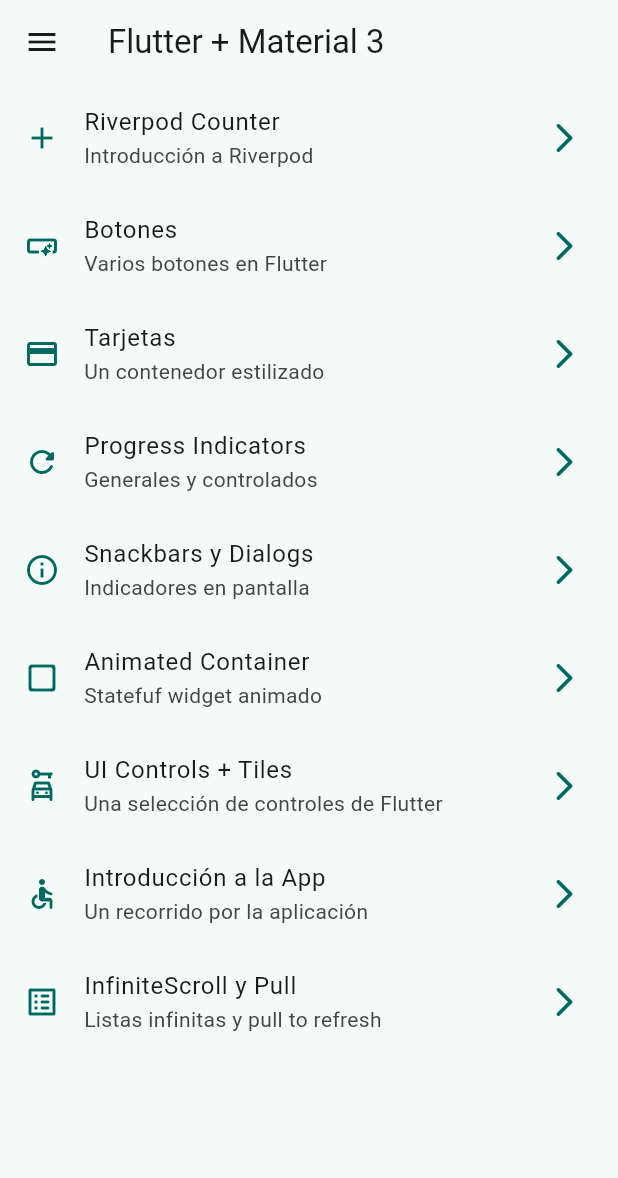
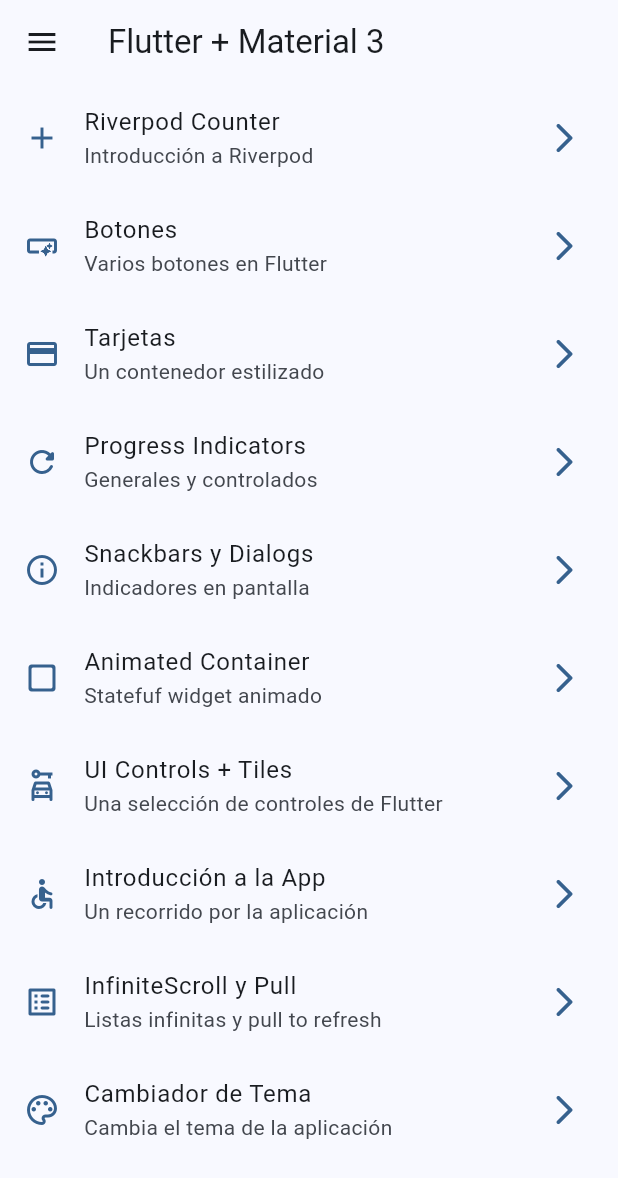
Before and after one commit to Russellnahuidev/widgets-app, a Flutter app: the screen it shows after launch, on a phone screen of 412 x 824 dp. Shown: the top 1178 px of the screen. Run offline on Flutter 3.47's test engine with Material 3 defaults, Android fonts, the phone set to English and light mode, and no system bars; our stand-ins replace animate_do, flutter_riverpod, go_router.

Commit message:
pantalla para cambiar colores y seleccionarlo implementado

```diff
--- a/lib/config/menu/menu_items.dart
+++ b/lib/config/menu/menu_items.dart
@@ -70,4 +70,10 @@ const appMenuItems = <MenuItems>[
     link: '/infinite',
     icon: Icons.list_alt_rounded,
   ),
+  MenuItems(
+    title: 'Cambiador de Tema',
+    subTitle: 'Cambia el tema de la aplicación',
+    link: '/theme-changer',
+    icon: Icons.color_lens_outlined,
+  ),
 ];
--- a/lib/config/router/app_router.dart
+++ b/lib/config/router/app_router.dart
@@ -54,5 +54,10 @@ final appRouter = GoRouter(
       name: CounterScreen.name,
       builder: (context, state) => const CounterScreen(),
     ),
+    GoRoute(
+      path: '/theme-changer',
+      name: ThemeChangerScreen.name,
+      builder: (context, state) => const ThemeChangerScreen(),
+    ),
   ],
 );
--- a/lib/config/theme/app_theme.dart
+++ b/lib/config/theme/app_theme.dart
@@ -15,8 +15,9 @@ const colorList = <Color>[
 
 class AppTheme {
   final int selectedColor;
+  final bool isDarkMode;
 
-  AppTheme({this.selectedColor = 0})
+  AppTheme({this.isDarkMode = false, this.selectedColor = 0})
     : assert(selectedColor >= 0, 'Selected color must be greater then 0'),
       assert(
         selectedColor < colorList.length,
@@ -25,6 +26,7 @@ class AppTheme {
 
   ThemeData getTheme() => ThemeData(
     useMaterial3: true,
+    brightness: isDarkMode ? Brightness.dark : Brightness.light,
     colorSchemeSeed: colorList[selectedColor],
     appBarTheme: const AppBarTheme(centerTitle: false),
   );
--- a/lib/main.dart
+++ b/lib/main.dart
@@ -2,21 +2,27 @@ import 'package:flutter/material.dart';
 import 'package:flutter_riverpod/flutter_riverpod.dart';
 import 'package:widgets_app/config/router/app_router.dart';
 import 'package:widgets_app/config/theme/app_theme.dart';
+import 'package:widgets_app/presentation/providers/theme_provider.dart';
 
 void main() {
   runApp(ProviderScope(child: MainApp()));
 }
 
-class MainApp extends StatelessWidget {
+class MainApp extends ConsumerWidget {
   const MainApp({super.key});
 
   @override
-  Widget build(BuildContext context) {
+  Widget build(BuildContext context, WidgetRef ref) {
+    final isDarkMode = ref.watch(isDarkModeProvider);
+    final selectedColor = ref.watch(selectedColorProvider);
     return MaterialApp.router(
       title: 'Flutter Widgets',
       routerConfig: appRouter,
       debugShowCheckedModeBanner: false,
-      theme: AppTheme(selectedColor: 1).getTheme(),
+      theme: AppTheme(
+        selectedColor: selectedColor,
+        isDarkMode: isDarkMode,
+      ).getTheme(),
     );
   }
 }
--- a/lib/presentation/providers/theme_provider.dart
+++ b/lib/presentation/providers/theme_provider.dart
@@ -1,3 +1,11 @@
 import 'package:flutter_riverpod/flutter_riverpod.dart';
+import 'package:widgets_app/config/theme/app_theme.dart';
 
+// Listado de colores inmutable
+final colorListProvider = Provider((ref) => colorList);
+
+// Estado => isDrkModeProvider = boolean
 final isDarkModeProvider = StateProvider<bool>((ref) => false);
+
+// Un simple int
+final selectedColorProvider = StateProvider((ref) => 0);
--- a/lib/presentation/screens/screens.dart
+++ b/lib/presentation/screens/screens.dart
@@ -8,3 +8,4 @@ export 'package:widgets_app/presentation/screens/progress/progress_screen.dart';
 export 'package:widgets_app/presentation/screens/snsckbar/snackbar_screen.dart';
 export 'package:widgets_app/presentation/screens/ui_controls/ui_controls_screen.dart';
 export 'package:widgets_app/presentation/screens/counter/counter_screen.dart';
+export 'package:widgets_app/presentation/screens/theme_changer/theme_changer_screen.dart';
```
Also changed, not shown: lib/presentation/screens/theme_changer/theme_changer_screen.dart (added, +61 -0 lines).
